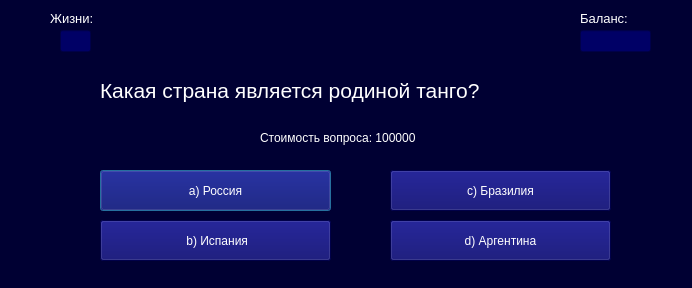
Old version of the form ui_ui_files/question_window12_ui.ui in the repository DelZeiT/How_to_become_a_millionaire.
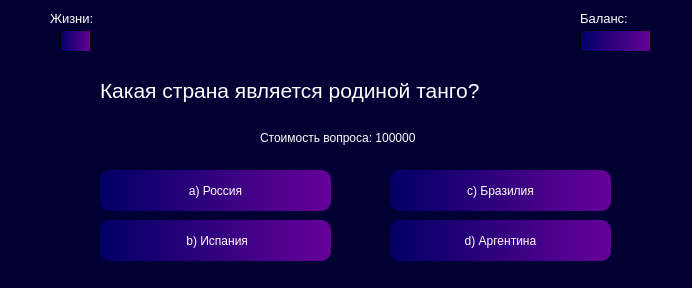
New version of the form.

```diff
--- a/ui_ui_files/question_window12_ui.ui
+++ b/ui_ui_files/question_window12_ui.ui
@@ -62,7 +62,7 @@
     </rect>
    </property>
    <property name="styleSheet">
-    <string notr="true">background-color: #000066; color: white</string>
+    <string notr="true">background-color: qlineargradient(x1:1, y1:0, x2:0, y2:0, stop:0 #660099, stop:1 #000066); color: white</string>
    </property>
    <property name="text">
     <string/>
@@ -102,7 +102,7 @@
     </rect>
    </property>
    <property name="styleSheet">
-    <string notr="true">background-color: #000066; color: white</string>
+    <string notr="true">background-color: qlineargradient(x1:1, y1:0, x2:0, y2:0, stop:0 #660099, stop:1 #000066); color: white</string>
    </property>
    <property name="text">
     <string/>
@@ -155,7 +155,7 @@
     </rect>
    </property>
    <property name="styleSheet">
-    <string notr="true">background-color: #000066; color: white</string>
+    <string notr="true">background-color: qlineargradient(x1:1, y1:0, x2:0, y2:0, stop:0 #660099, stop:1 #000066); color: white; border-radius: 10px</string>
    </property>
    <property name="text">
     <string>a) Россия</string>
@@ -171,7 +171,7 @@
     </rect>
    </property>
    <property name="styleSheet">
-    <string notr="true">background-color: #000066; color: white</string>
+    <string notr="true">background-color: qlineargradient(x1:1, y1:0, x2:0, y2:0, stop:0 #660099, stop:1 #000066); color: white; border-radius: 10px</string>
    </property>
    <property name="text">
     <string> b) Испания</string>
@@ -187,7 +187,7 @@
     </rect>
    </property>
    <property name="styleSheet">
-    <string notr="true">background-color: #000066; color: white</string>
+    <string notr="true">background-color: qlineargradient(x1:1, y1:0, x2:0, y2:0, stop:0 #660099, stop:1 #000066); color: white; border-radius: 10px</string>
    </property>
    <property name="text">
     <string>c) Бразилия</string>
@@ -215,7 +215,7 @@
     </size>
    </property>
    <property name="styleSheet">
-    <string notr="true">background-color: #000066; color: white</string>
+    <string notr="true">background-color: qlineargradient(x1:1, y1:0, x2:0, y2:0, stop:0 #660099, stop:1 #000066); color: white; border-radius: 10px</string>
    </property>
    <property name="text">
     <string>d) Аргентина</string>
```
